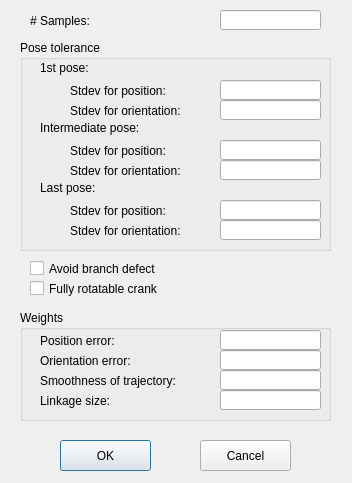
First picture: the form in BurmesterTheoryThreePosition/LinkageSynthesisOptionDialog.ui, repository gnishida/BurmesterTheoryThreePosition, before the edit.
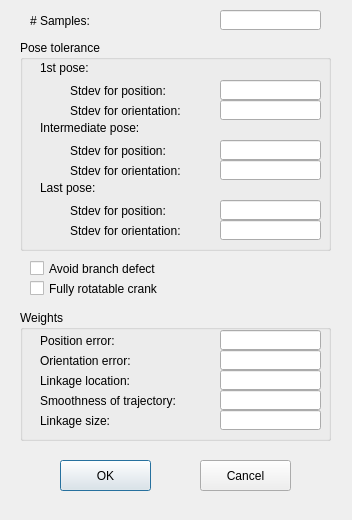
Second picture: the form after the edit.

Commit message: support the linkage location as soft constraints

Diff of the .ui file:
```diff
--- a/BurmesterTheoryThreePosition/LinkageSynthesisOptionDialog.ui
+++ b/BurmesterTheoryThreePosition/LinkageSynthesisOptionDialog.ui
@@ -7,7 +7,7 @@
     <x>0</x>
     <y>0</y>
     <width>352</width>
-    <height>483</height>
+    <height>520</height>
    </rect>
   </property>
   <property name="windowTitle">
@@ -66,7 +66,7 @@
    <property name="geometry">
     <rect>
      <x>60</x>
-     <y>440</y>
+     <y>460</y>
      <width>91</width>
      <height>31</height>
     </rect>
@@ -79,7 +79,7 @@
    <property name="geometry">
     <rect>
      <x>200</x>
-     <y>440</y>
+     <y>460</y>
      <width>91</width>
      <height>31</height>
     </rect>
@@ -284,7 +284,7 @@
      <x>20</x>
      <y>310</y>
      <width>311</width>
-     <height>111</height>
+     <height>131</height>
     </rect>
    </property>
    <property name="title">
@@ -317,7 +317,7 @@
     <property name="geometry">
      <rect>
       <x>20</x>
-      <y>60</y>
+      <y>80</y>
       <width>161</width>
       <height>21</height>
      </rect>
@@ -330,7 +330,7 @@
     <property name="geometry">
      <rect>
       <x>200</x>
-      <y>60</y>
+      <y>80</y>
       <width>101</width>
       <height>20</height>
      </rect>
@@ -340,7 +340,7 @@
     <property name="geometry">
      <rect>
       <x>20</x>
-      <y>80</y>
+      <y>100</y>
       <width>121</width>
       <height>21</height>
      </rect>
@@ -353,7 +353,7 @@
     <property name="geometry">
      <rect>
       <x>200</x>
-      <y>80</y>
+      <y>100</y>
       <width>101</width>
       <height>20</height>
      </rect>
@@ -382,6 +382,29 @@
      </rect>
     </property>
    </widget>
+   <widget class="QLabel" name="label_15">
+    <property name="geometry">
+     <rect>
+      <x>20</x>
+      <y>60</y>
+      <width>111</width>
+      <height>21</height>
+     </rect>
+    </property>
+    <property name="text">
+     <string>Linkage location:</string>
+    </property>
+   </widget>
+   <widget class="QLineEdit" name="lineEditLinkageLocationWeight">
+    <property name="geometry">
+     <rect>
+      <x>200</x>
+      <y>60</y>
+      <width>101</width>
+      <height>20</height>
+     </rect>
+    </property>
+   </widget>
   </widget>
  </widget>
  <layoutdefault spacing="6" margin="11"/>
```
The commit also changes 238 other files.
